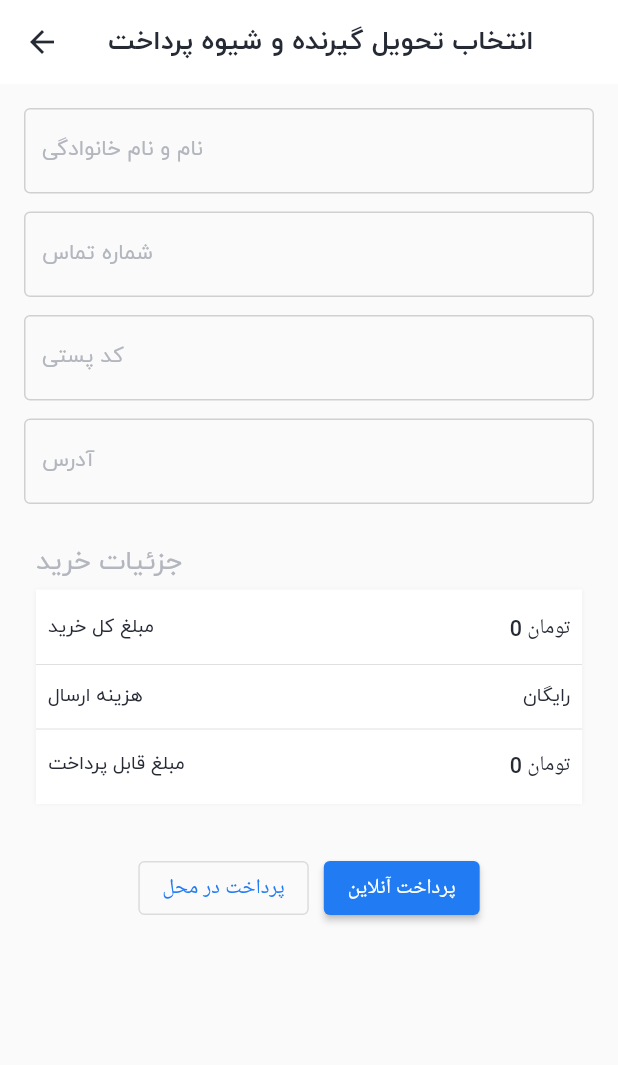
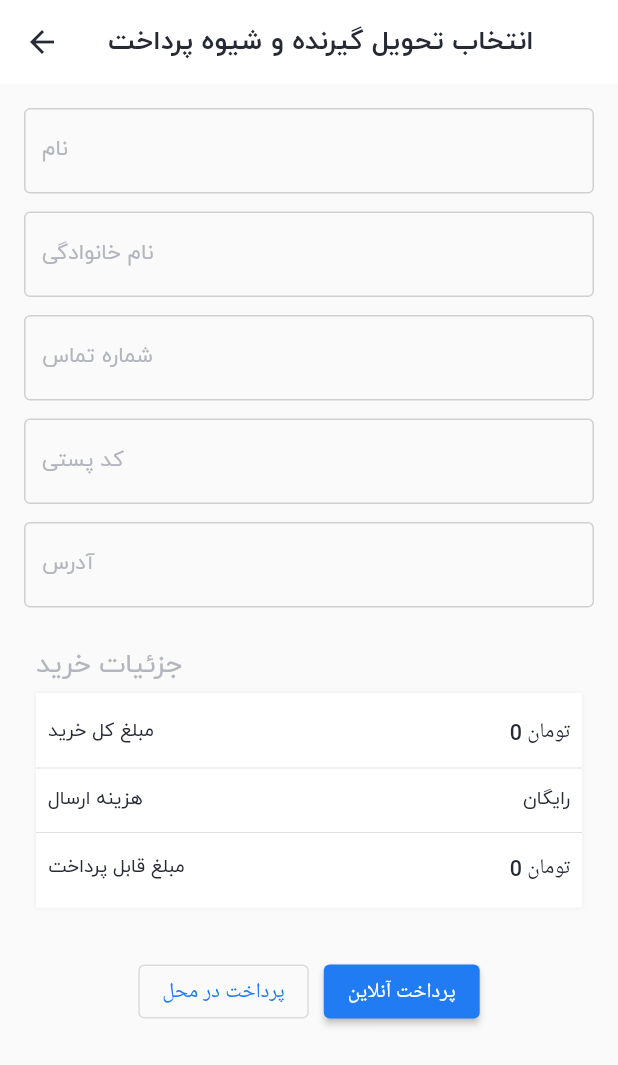
Before and after one commit to Diyary27/nike_ecommerce_app, a Flutter app: the ShippingScreen screen opened directly with empty values, on a phone screen of 412 x 824 dp. Shown: the top 1065 px of the screen. Run offline on Flutter 3.47's test engine with Material 2 defaults, Android fonts, the phone set to English and light mode, and no system bars; our stand-ins replace bloc, cached_network_image, dio, equatable, flutter_bloc, flutter_svg and 3 more; accounts and stored records are empty; network calls fail.

Commit message:
shipping bloc, order repo and datasource

```diff
--- /dev/null
+++ b/lib/data/order.dart
@@ -0,0 +1,25 @@
+class CreateOrderResult {
+  final int orderId;
+  final String bankGateWayUrl;
+
+  CreateOrderResult.fromJson(Map<String, dynamic> json)
+      : orderId = json['order_id'],
+        bankGateWayUrl = json['bank_gateWay_url'] ?? '';
+}
+
+class CreateOrderParams {
+  final String firstName;
+  final String lastName;
+  final String phoneNumber;
+  final String postalCode;
+  final String address;
+  final PaymentMethod paymentMethod;
+
+  CreateOrderParams(this.firstName, this.lastName, this.phoneNumber,
+      this.postalCode, this.address, this.paymentMethod);
+}
+
+enum PaymentMethod {
+  online,
+  cashOnDelivery,
+}
--- /dev/null
+++ b/lib/ui/shipping/bloc/shipping_event.dart
@@ -0,0 +1,14 @@
+part of 'shipping_bloc.dart';
+
+abstract class ShippingEvent extends Equatable {
+  const ShippingEvent();
+
+  @override
+  List<Object> get props => [];
+}
+
+class ShippingCreateOrder extends ShippingEvent {
+  final CreateOrderParams params;
+
+  ShippingCreateOrder(this.params);
+}
--- /dev/null
+++ b/lib/ui/shipping/bloc/shipping_state.dart
@@ -0,0 +1,24 @@
+part of 'shipping_bloc.dart';
+
+abstract class ShippingState extends Equatable {
+  const ShippingState();
+
+  @override
+  List<Object> get props => [];
+}
+
+class ShippingInitial extends ShippingState {}
+
+class ShippingLoading extends ShippingState {}
+
+class ShippingError extends ShippingState {
+  final AppException exception;
+
+  ShippingError(this.exception);
+}
+
+class ShippingSuccess extends ShippingState {
+  final CreateOrderResult result;
+
+  ShippingSuccess(this.result);
+}
--- a/lib/ui/shipping/shipping.dart
+++ b/lib/ui/shipping/shipping.dart
@@ -1,13 +1,23 @@
+import 'package:flutter/cupertino.dart';
 import 'package:flutter/material.dart';
+import 'package:flutter_bloc/flutter_bloc.dart';
+import 'package:nike_ecommerce_app/data/order.dart';
+import 'package:nike_ecommerce_app/data/repo/order_repository.dart';
 import 'package:nike_ecommerce_app/ui/cart/price_info.dart';
 import 'package:nike_ecommerce_app/ui/receipt/payment_receipt.dart';
+import 'package:nike_ecommerce_app/ui/shipping/bloc/shipping_bloc.dart';
 
 class ShippingScreen extends StatelessWidget {
   final int totalPrice;
   final int shippingCost;
   final int payablePrice;
+  final TextEditingController _firstNameController = TextEditingController();
+  final TextEditingController _lastNameController = TextEditingController();
+  final TextEditingController _phoneController = TextEditingController();
+  final TextEditingController _postalCodeController = TextEditingController();
+  final TextEditingController _addressController = TextEditingController();
 
-  const ShippingScreen(
+  ShippingScreen(
       {super.key,
       required this.totalPrice,
       required this.shippingCost,
@@ -20,28 +30,53 @@ class ShippingScreen extends StatelessWidget {
         title: Text('انتخاب تحویل گیرنده و شیوه پرداخت'),
         centerTitle: false,
       ),
-      body: SingleChildScrollView(
+      body: BlocProvider(
+        create: (context) {
+          final bloc = ShippingBloc(orderRepository);
+          bloc.stream.listen((state) {
+            if (state is ShippingError) {
+              ScaffoldMessenger.of(context).showSnackBar(
+                  SnackBar(content: Text(state.exception.message)));
+            } else if (state is ShippingSuccess) {
+              Navigator.of(context).push(MaterialPageRoute(
+                  builder: (context) => PaymentReceiptScreen()));
+            }
+          });
+          return bloc;
+        },
+        child: SingleChildScrollView(
           padding: EdgeInsets.all(16),
           child: Column(children: [
             TextField(
+              controller: _firstNameController,
               decoration: InputDecoration(
-              label: Text('نام و نام خانوادگی'),
+                label: Text('نام'),
               ),
             ),
             SizedBox(height: 12),
             TextField(
+              controller: _lastNameController,
+              decoration: InputDecoration(
+                label: Text('نام خانوادگی'),
+              ),
+            ),
+            SizedBox(height: 12),
+            TextField(
+              controller: _phoneController,
               decoration: InputDecoration(
                 label: Text('شماره تماس'),
               ),
             ),
             SizedBox(height: 12),
             TextField(
+              controller: _postalCodeController,
               decoration: InputDecoration(
                 label: Text('کد پستی'),
               ),
             ),
             SizedBox(height: 12),
             TextField(
+              controller: _addressController,
               decoration: InputDecoration(
                 label: Text('آدرس'),
               ),
@@ -51,20 +86,35 @@ class ShippingScreen extends StatelessWidget {
                 totalPrice: totalPrice,
                 shippingCost: shippingCost,
                 payablePrice: payablePrice),
-          Row(
+            BlocBuilder<ShippingBloc, ShippingState>(
+              builder: (context, state) {
+                return state is ShippingLoading
+                    ? Center(child: CupertinoActivityIndicator())
+                    : Row(
                         mainAxisAlignment: MainAxisAlignment.center,
                         children: [
                           OutlinedButton(
                               onPressed: () {
-                    Navigator.of(context).push(MaterialPageRoute(
-                        builder: (context) => PaymentReceiptScreen()));
+                                BlocProvider.of<ShippingBloc>(context)
+                                    .add(ShippingCreateOrder(CreateOrderParams(
+                                  _firstNameController.text,
+                                  _lastNameController.text,
+                                  _phoneController.text,
+                                  _postalCodeController.text,
+                                  _addressController.text,
+                                  PaymentMethod.cashOnDelivery,
+                                )));
                               },
                               child: Text('پرداخت در محل')),
                           SizedBox(width: 10),
-              ElevatedButton(onPressed: () {}, child: Text('پرداخت آنلاین')),
+                          ElevatedButton(
+                              onPressed: () {}, child: Text('پرداخت آنلاین')),
                         ],
+                      );
+              },
             ),
           ]),
+        ),
       ),
     );
   }
```
Also changed, not shown: lib/data/repo/order_repository.dart (added, +19 -0 lines), lib/data/source/order_data_source.dart (added, +28 -0 lines), lib/ui/shipping/bloc/shipping_bloc.dart (added, +26 -0 lines). Lines whose indentation alone changed are shown as unchanged.
